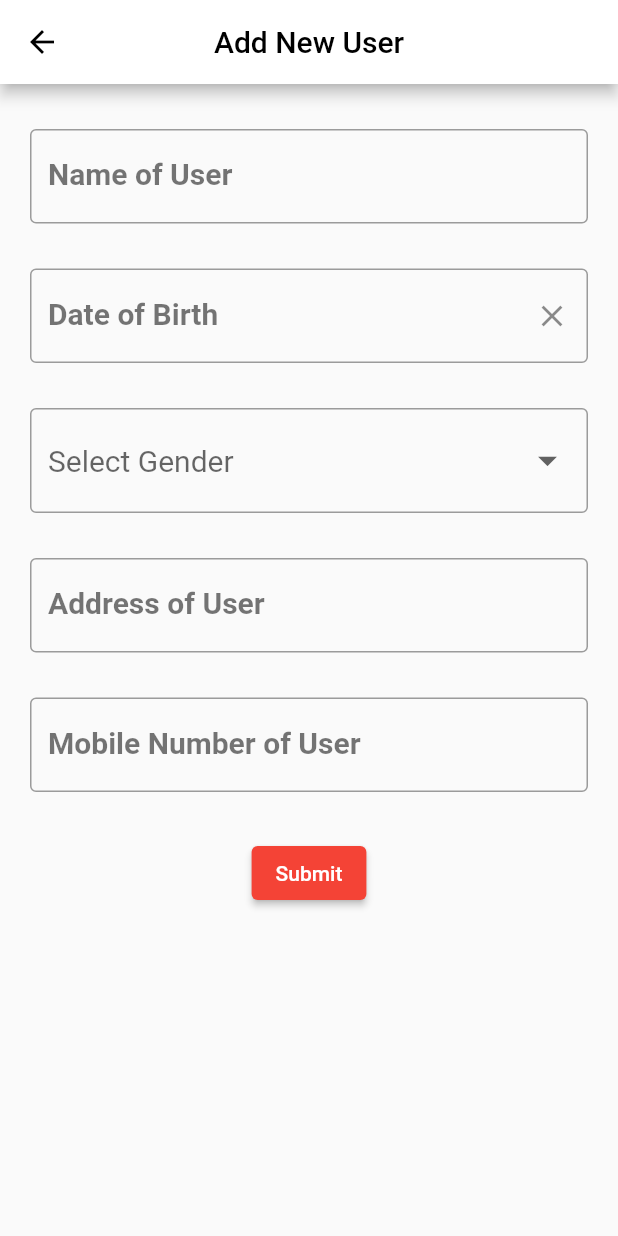
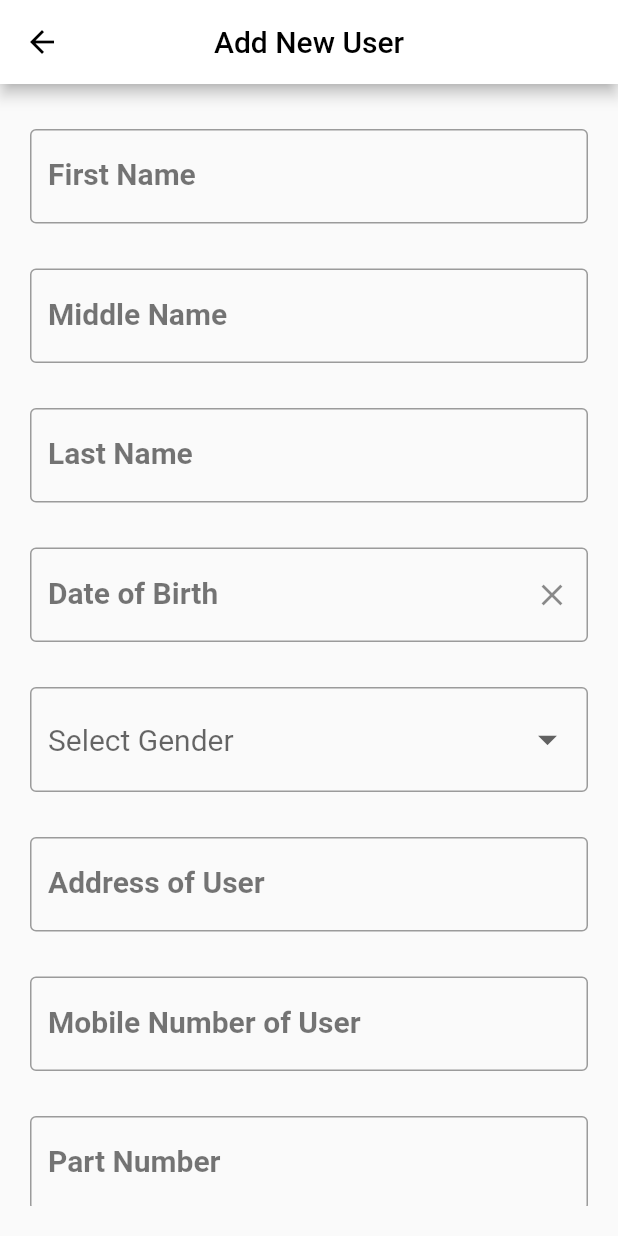
Before and after one commit to premkhandelwal/evoter, a Flutter app: the AddUpdateScreen screen opened directly, on a phone screen of 412 x 824 dp. Run offline on Flutter 3.47's test engine with Material 2 defaults, Android fonts, the light colour scheme and no system bars; our stand-ins replace bloc, flutter_bloc, image_picker; network calls fail.

Commit message:
Added fields in user class

```diff
--- a/lib/logic/bloc/user_event.dart
+++ b/lib/logic/bloc/user_event.dart
@@ -25,3 +25,14 @@ class UserDeleted extends UserEvent {
     required this.userCode,
   });
 }
+
+class LogIn extends UserEvent{
+  final String mobileNo;
+  final String password;
+  LogIn({
+    required this.mobileNo,
+    required this.password,
+  });
+}
+
+class LogOut extends UserEvent{}
--- a/lib/logic/bloc/user_state.dart
+++ b/lib/logic/bloc/user_state.dart
@@ -18,3 +18,9 @@ class UsersLoadFailure extends UserState {}
 class UserOperationSuccess extends UserState{}
 
 class UserOperationFailure extends UserState{}
+
+class UserLoggedIn extends UserState{}
+
+class UserLogInFailure extends UserState{}
+
+class UserLoggedOut extends UserState{}
--- a/lib/main.dart
+++ b/lib/main.dart
@@ -1,3 +1,4 @@
+import 'package:evoter/screens/loginScreen.dart';
 import 'package:flutter/material.dart';
 import 'package:flutter_bloc/flutter_bloc.dart';
 
--- a/lib/models/user.dart
+++ b/lib/models/user.dart
@@ -2,38 +2,54 @@ import 'dart:convert';
 
 class User {
   String? code;
-  String? name;
+  String? firstName;
+  String? lastName;
+  String? middleName = "";
+  String? partNo = "";
   String? mobileNo;
   String? dob;
   String? address;
   bool isAdmin;
   bool isDeleted;
   String? imageAsString;
-  String? gender;
+  String? gender = "";
+  String? addedBy = "";
+  String? password = "";
 
   User(
       {this.code,
-      this.name,
+      this.firstName,
+      this.lastName,
+      this.middleName,
+      this.partNo,
       this.mobileNo,
       this.dob,
       this.address,
       this.gender,
+      this.addedBy,
+      this.password,
       this.isAdmin = false,
       this.isDeleted = false,
       this.imageAsString});
 
-
-
   Map<String, dynamic> toMap() {
     return {
-      'Name': name,
+      'FirstName': firstName,
+      'LastName': lastName,
+      'MiddleName': middleName,
+      'PartNo': partNo,
       'MobileNo': mobileNo,
       'DOB': dob,
       'Address': address,
       'Gender': gender,
       'IsAdmin': isAdmin,
       'IsDeleted': isDeleted,
-      'Code':code
+      'AddedBy':addedBy,
+      'Password': password,
+      'Code': code
+
+
+
     };
   }
 
@@ -48,13 +64,17 @@ class User {
   factory User.fromMap(Map<String, dynamic> map) {
     return User(
         code: map['code'],
-      name: map['name'],
+        firstName: map['firstName'],
+        lastName: map['lastName'],
+        middleName: map['middleName'],
+        partNo: map['partNo'],
         gender: map['gender'],
         mobileNo: map['mobileNo'].toString(),
         dob: map['dob'].toString().split("T")[0],
         address: map['address'],
         isAdmin: map['isAdmin'],
-      imageAsString:  map["userImageString"]
+        addedBy: map['addedBy'],
+        imageAsString: map["userImageString"]
         //isDeleted: map['isDeleted'],
         );
   }
@@ -66,6 +86,6 @@ class User {
 
   @override
   String toString() {
-    return 'User(code: $code, name: $name, mobileNo: $mobileNo, dob: $dob, address: $address, isAdmin: $isAdmin, isDeleted: $isDeleted)';
+    return 'User(code: $code, name: $firstName, mobileNo: $mobileNo, dob: $dob, address: $address, isAdmin: $isAdmin, isDeleted: $isDeleted)';
   }
 }
--- a/lib/screens/addUpdate_screen.dart
+++ b/lib/screens/addUpdate_screen.dart
@@ -21,10 +21,13 @@ class AddUpdateScreen extends StatefulWidget {
 }
 
 class _AddUpdateScreenState extends State<AddUpdateScreen> {
-  TextEditingController userName = new TextEditingController();
+  TextEditingController firstName = new TextEditingController();
+  TextEditingController middleName = new TextEditingController();
+  TextEditingController lastName = new TextEditingController();
   TextEditingController userAddress = new TextEditingController();
   TextEditingController userMobileNo = new TextEditingController();
   TextEditingController dateofBirthController = new TextEditingController();
+  TextEditingController partNo = new TextEditingController();
   DateTime? dateofBirth;
   String? gender;
   List<String> genders = ["Select Gender", "Male", "Female"];
@@ -33,8 +36,8 @@ class _AddUpdateScreenState extends State<AddUpdateScreen> {
     genders = ["Male", "Female"];
     if (widget.isUpdate) {
       if (widget.users != null) {
-        if (widget.users!.name != null) {
-          userName.text = widget.users!.name!;
+        if (widget.users!.firstName != null) {
+          firstName.text = widget.users!.firstName!;
         }
         if (widget.users!.dob != null) {
           dateofBirthController.text = widget.users!.dob!;
@@ -125,10 +128,44 @@ class _AddUpdateScreenState extends State<AddUpdateScreen> {
                         return null;
                       },
                       style: TextStyle(fontSize: 20, color: Colors.black),
-                      controller: userName,
+                      controller: firstName,
                       decoration: InputDecoration(
                           border: OutlineInputBorder(),
-                          labelText: "Name of User",
+                          labelText: "First Name",
+                          labelStyle: TextStyle(
+                              fontSize: 20,
+                              color: Colors.black54,
+                              fontWeight: FontWeight.bold)),
+                    ),
+                    SizedBox(
+                      height: 30,
+                    ),
+                    TextFormField(
+                      style: TextStyle(fontSize: 20, color: Colors.black),
+                      controller: middleName,
+                      decoration: InputDecoration(
+                          border: OutlineInputBorder(),
+                          labelText: "Middle Name",
+                          labelStyle: TextStyle(
+                              fontSize: 20,
+                              color: Colors.black54,
+                              fontWeight: FontWeight.bold)),
+                    ),
+                    SizedBox(
+                      height: 30,
+                    ),
+                    TextFormField(
+                      validator: (val) {
+                        if (val == "") {
+                          return "This is a required field";
+                        }
+                        return null;
+                      },
+                      style: TextStyle(fontSize: 20, color: Colors.black),
+                      controller: lastName,
+                      decoration: InputDecoration(
+                          border: OutlineInputBorder(),
+                          labelText: "Last Name",
                           labelStyle: TextStyle(
                               fontSize: 20,
                               color: Colors.black54,
@@ -138,12 +175,6 @@ class _AddUpdateScreenState extends State<AddUpdateScreen> {
                       height: 30,
                     ),
                     DateTimeField(
-                      validator: (val) {
-                        if (val == null) {
-                          return "This is a required field";
-                        }
-                        return null;
-                      },
                       decoration: InputDecoration(
                         border: OutlineInputBorder(),
                         labelText: "Date of Birth",
@@ -179,12 +210,12 @@ class _AddUpdateScreenState extends State<AddUpdateScreen> {
                       height: 30,
                     ),
                     DropdownButtonFormField(
-                      validator: (val) {
+                      /* validator: (val) {
                         if (val == null) {
                           return "This is a required field";
                         }
                         return null;
-                      },
+                      }, */
                       decoration: InputDecoration(border: OutlineInputBorder()),
                       hint: gender == null
                           ? Text('Select Gender')
@@ -258,6 +289,20 @@ class _AddUpdateScreenState extends State<AddUpdateScreen> {
                     SizedBox(
                       height: 30,
                     ),
+                    TextFormField(
+                      style: TextStyle(fontSize: 20, color: Colors.black),
+                      controller: partNo,
+                      decoration: InputDecoration(
+                          border: OutlineInputBorder(),
+                          labelText: "Part Number",
+                          labelStyle: TextStyle(
+                              fontSize: 20,
+                              color: Colors.black54,
+                              fontWeight: FontWeight.bold)),
+                    ),
+                    SizedBox(
+                      height: 30,
+                    ),
                     BlocBuilder<UserBloc, UserState>(
                       builder: (context, state) {
                         print("state: $state");
@@ -288,15 +333,21 @@ class _AddUpdateScreenState extends State<AddUpdateScreen> {
     context.read<UserBloc>().add(widget.isUpdate
         ? UserUpdated(
             user: User(
+                lastName: lastName.text,
+                middleName: middleName.text,
+                partNo: partNo.text,
                 code: widget.users!.code,
                 address: widget.users!.address,
-                dob: "${dateofBirthController.text}",
+                dob: dateofBirthController.text,
                 mobileNo: userMobileNo.text,
                 gender: gender,
-                name: userName.text),
+                firstName: firstName.text),
           )
         : UserAdded(
             user: User(
+                lastName: lastName.text,
+                middleName: middleName.text,
+                partNo: partNo.text,
                 code: "",
                 imageAsString: "",
                 isDeleted: false,
@@ -305,7 +356,7 @@ class _AddUpdateScreenState extends State<AddUpdateScreen> {
                 dob: dateofBirthController.text,
                 mobileNo: userMobileNo.text,
                 gender: gender,
-                name: userName.text),
+                firstName: firstName.text),
           ));
   }
 }
--- a/lib/screens/home_screen.dart
+++ b/lib/screens/home_screen.dart
@@ -147,7 +147,7 @@ class _HomeScreenState extends State<HomeScreen> {
     return Column(
       crossAxisAlignment: CrossAxisAlignment.start,
       children: [
-        buildRichText("Name: ", "${usersList[index]?.name}"),
+        buildRichText("Name: ", "${usersList[index]?.firstName}"),
         SizedBox(height: 20),
         buildRichText("Mobile No: ", "${usersList[index]?.mobileNo}"),
         SizedBox(height: 20),
```
Also changed, not shown: lib/logic/bloc/user_bloc.dart (+15 -0 lines), lib/logic/data/apiProvider.dart (+15 -1 lines), lib/screens/loginScreen.dart (added, +134 -0 lines), 1 other file. Lines whose indentation alone changed are shown as unchanged.
